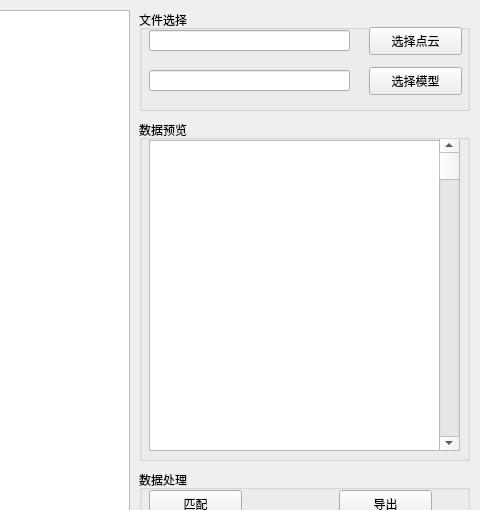
Before: the Qt Designer form mainwindow.ui in xiamidanjuan/PointCloudMatching, drawn with Qt 5; both pictures show x 451 to 931 and y 0 to 510 of the 931 by 597 pixel window.
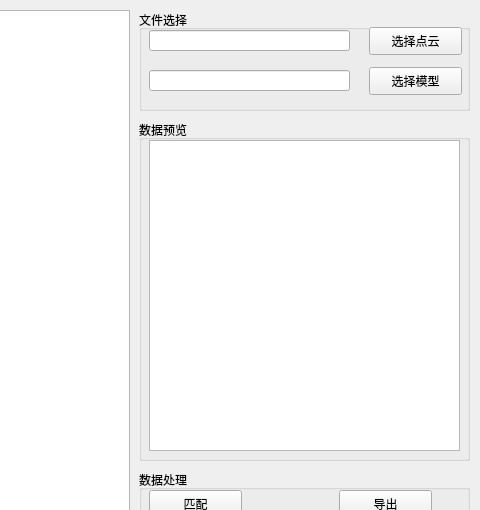
After: the same form once the commit is applied.

Commit message: table view

Patch:
```diff
--- a/mainwindow.ui
+++ b/mainwindow.ui
@@ -95,7 +95,7 @@
     <property name="title">
      <string>数据预览</string>
     </property>
-    <widget class="QListView" name="listView_DataList">
+    <widget class="QTableView" name="tableView_DataList">
      <property name="geometry">
       <rect>
        <x>10</x>
@@ -105,19 +105,6 @@
       </rect>
      </property>
     </widget>
-    <widget class="QScrollBar" name="verticalScrollBar">
-     <property name="geometry">
-      <rect>
-       <x>300</x>
-       <y>19</y>
-       <width>20</width>
-       <height>311</height>
-      </rect>
-     </property>
-     <property name="orientation">
-      <enum>Qt::Vertical</enum>
-     </property>
-    </widget>
    </widget>
    <widget class="QGroupBox" name="groupBox_3">
     <property name="geometry">
```
Left out of the diff: 2 changed lines with no effect on the pictures. The commit also changes 2 other files.
